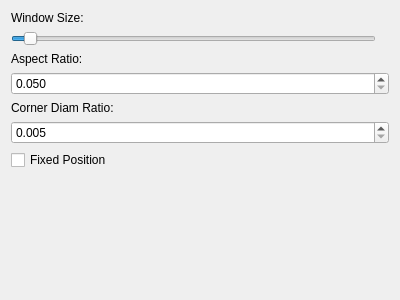
Qt form settingsdialog.ui (wh201906/Notch) before a commit.
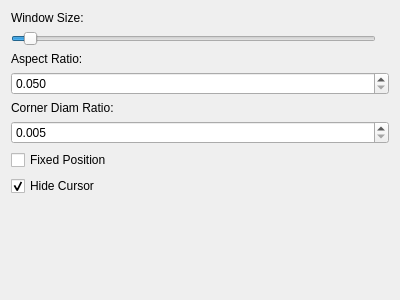
The same form after that commit.

Commit message: Hide cursor

Patch:
```diff
--- a/settingsdialog.ui
+++ b/settingsdialog.ui
@@ -101,6 +101,16 @@
      </property>
     </widget>
    </item>
+   <item>
+    <widget class="QCheckBox" name="hideCursorBox">
+     <property name="text">
+      <string>Hide Cursor</string>
+     </property>
+     <property name="checked">
+      <bool>true</bool>
+     </property>
+    </widget>
+   </item>
    <item>
     <spacer name="verticalSpacer">
      <property name="orientation">
```
The commit also changes 6 other files.
